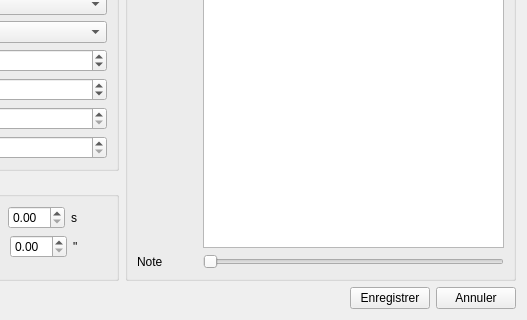
The window that newobject.ui (Paracetamol56/Observeur2) describes before a commit, drawn with Qt 5; both pictures show x 284 to 811 and y 189 to 509 of the 811 by 509 pixel window.
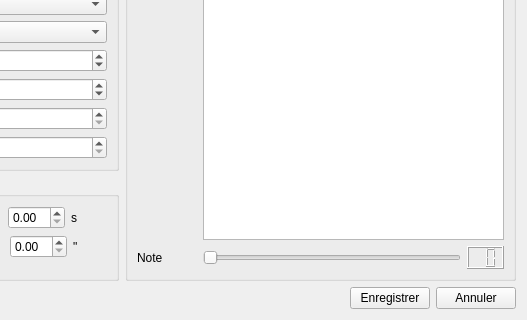
The same window after the commit.

Commit message: Rename all ui elements

The edit to the form file:
```diff
--- a/newobject.ui
+++ b/newobject.ui
@@ -397,22 +397,33 @@
           <item row="0" column="1">
            <widget class="QTextEdit" name="textEdit"/>
           </item>
-          <item row="1" column="0">
-           <widget class="QLabel" name="label_12">
+          <item row="2" column="0">
+           <widget class="QLabel" name="NoteLabel">
             <property name="text">
              <string>Note</string>
             </property>
            </widget>
           </item>
-          <item row="1" column="1">
-           <widget class="QSlider" name="horizontalSlider">
-            <property name="maximum">
-             <number>10</number>
-            </property>
-            <property name="orientation">
-             <enum>Qt::Horizontal</enum>
-            </property>
-           </widget>
+          <item row="2" column="1">
+           <layout class="QHBoxLayout" name="NoteHorizontalLayout">
+            <item>
+             <widget class="QSlider" name="NoteHorizontalSlider">
+              <property name="maximum">
+               <number>10</number>
+              </property>
+              <property name="orientation">
+               <enum>Qt::Horizontal</enum>
+              </property>
+             </widget>
+            </item>
+            <item>
+             <widget class="QLCDNumber" name="NoteLcdNumber">
+              <property name="digitCount">
+               <number>2</number>
+              </property>
+             </widget>
+            </item>
+           </layout>
           </item>
          </layout>
         </widget>
```
Left out of the diff: 88 changed lines with no effect on the pictures. The commit also changes 2 other files.
